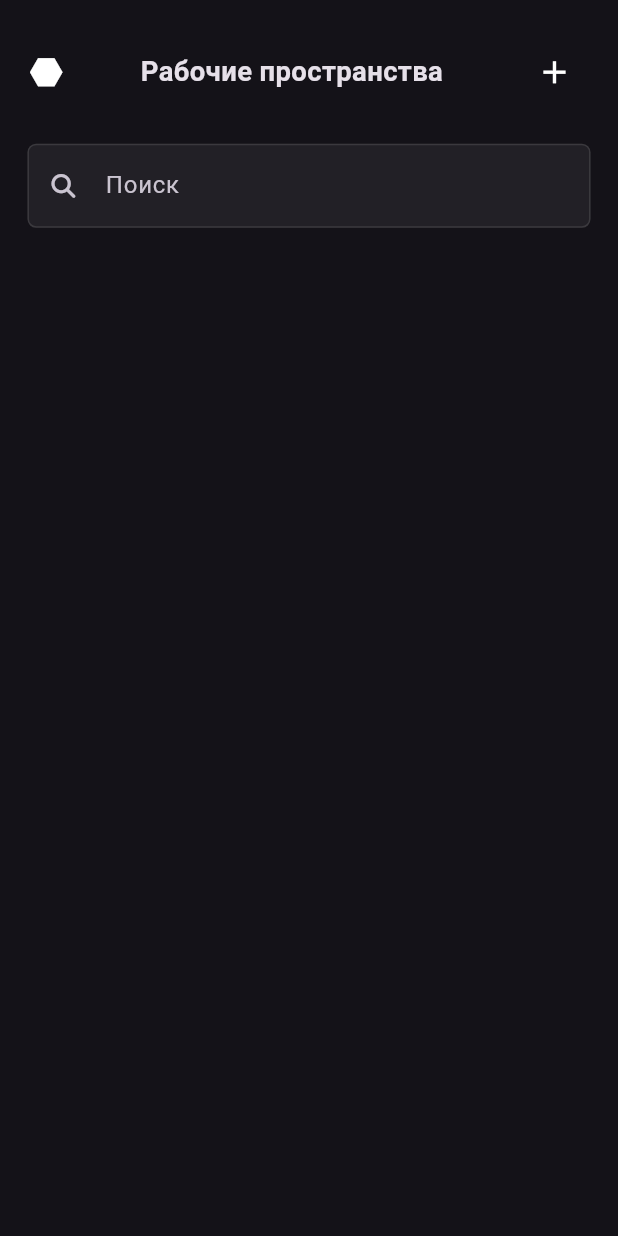
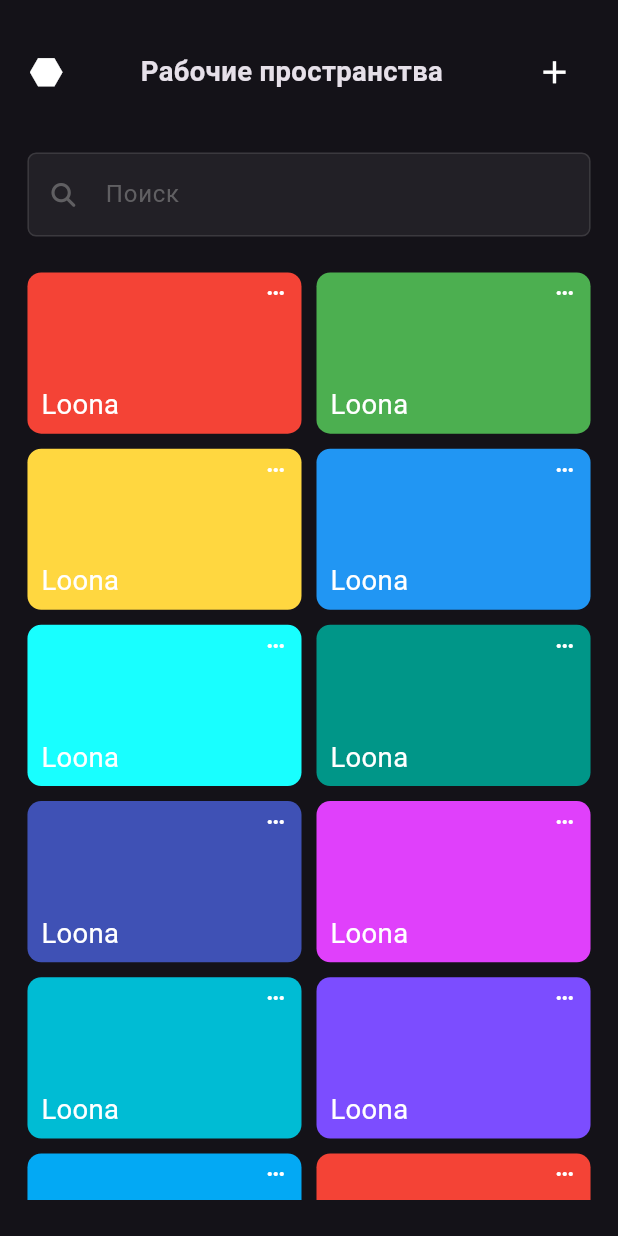
Before and after one commit to Ahmedyehia122/Test.Ru, a Flutter app: the screen it shows after launch, on a phone screen of 412 x 824 dp. Run offline on Flutter 3.47's test engine with Material 3 defaults, Android fonts, the phone set to English and light mode, and no system bars; our stand-ins replace flutter_screenutil, font_awesome_flutter.

Commit message:
home page ui done

```diff
--- a/lib/features/home/presentation/views/home_view.dart
+++ b/lib/features/home/presentation/views/home_view.dart
@@ -6,8 +6,8 @@ class HomeView extends StatelessWidget {
 
   @override
   Widget build(BuildContext context) {
-    return Scaffold(
-      body: const HomeViewBody(),
+    return const Scaffold(
+      body: HomeViewBody(),
     );
   }
 }
--- /dev/null
+++ b/lib/features/home/presentation/widgets/custom_card_item.dart
@@ -0,0 +1,48 @@
+import 'package:flutter/material.dart';
+import 'package:flutter_screenutil/flutter_screenutil.dart';
+
+class CustomCardItem extends StatelessWidget {
+  const CustomCardItem({super.key, required this.color});
+  final Color color;
+
+  @override
+  Widget build(BuildContext context) {
+    return Container(
+      padding: EdgeInsets.symmetric(
+        horizontal: 8.w,
+        vertical: 5.h,
+      ),
+      height: 100.h,
+      width: 180.w,
+      alignment: Alignment.bottomLeft,
+      decoration: BoxDecoration(
+        color: color,
+        borderRadius: BorderRadius.circular(
+          8.r,
+        ),
+      ),
+      child: Column(
+        mainAxisAlignment: MainAxisAlignment.spaceBetween,
+        children: [
+          const Align(
+            alignment: Alignment.topRight,
+            child: Icon(
+              Icons.more_horiz,
+              size: 16,
+            ),
+          ),
+          Align(
+            alignment: Alignment.bottomLeft,
+            child: Text(
+              'Loona',
+              style: TextStyle(
+                fontSize: 16.sp,
+                color: Colors.white,
+              ),
+            ),
+          ),
+        ],
+      ),
+    );
+  }
+}
--- a/lib/features/home/presentation/widgets/custom_text_field.dart
+++ b/lib/features/home/presentation/widgets/custom_text_field.dart
@@ -9,11 +9,19 @@ class CustomTextField extends StatelessWidget {
   Widget build(BuildContext context) {
     return TextFormField(
       decoration: InputDecoration(
-        prefixIcon: const Icon(
+        prefixIcon: Icon(
           FontAwesomeIcons.magnifyingGlass,
           size: 16,
+          color: Colors.grey.withOpacity(
+            .5,
+          ),
         ),
         hintText: 'Поиск',
+        hintStyle: TextStyle(
+          color: Colors.grey.withOpacity(
+            .5,
+          ),
+        ),
         filled: true,
         fillColor: Colors.grey.withOpacity(.1),
         enabledBorder: buildBorder(),
--- /dev/null
+++ b/lib/features/home/presentation/widgets/grid_view_items.dart
@@ -0,0 +1,38 @@
+import 'package:flutter/material.dart';
+import 'package:test_ru/features/home/presentation/widgets/custom_card_item.dart';
+
+class GridViewItems extends StatelessWidget {
+  const GridViewItems({super.key});
+
+  @override
+  Widget build(BuildContext context) {
+    List colors = [
+      Colors.red,
+      Colors.green,
+      Colors.amberAccent,
+      Colors.blue,
+      Colors.cyanAccent,
+      Colors.teal,
+      Colors.indigo,
+      Colors.purpleAccent,
+      Colors.cyan,
+      Colors.deepPurpleAccent,
+      Colors.lightBlue,
+    ];
+
+    return GridView.builder(
+      gridDelegate: const SliverGridDelegateWithFixedCrossAxisCount(
+        crossAxisCount: 2,
+        childAspectRatio: 1.7,
+        crossAxisSpacing: 10,
+        mainAxisSpacing: 10,
+      ),
+      itemCount: 50,
+      itemBuilder: (BuildContext context, int index) {
+        return CustomCardItem(
+          color: colors[index % colors.length],
+        );
+      },
+    );
+  }
+}
--- a/lib/features/home/presentation/widgets/home_view_body.dart
+++ b/lib/features/home/presentation/widgets/home_view_body.dart
@@ -2,6 +2,7 @@ import 'package:flutter/material.dart';
 import 'package:flutter_screenutil/flutter_screenutil.dart';
 import 'package:test_ru/features/home/presentation/widgets/custom_app_bar.dart';
 import 'package:test_ru/features/home/presentation/widgets/custom_text_field.dart';
+import 'package:test_ru/features/home/presentation/widgets/grid_view_items.dart';
 
 class HomeViewBody extends StatelessWidget {
   const HomeViewBody({super.key});
@@ -18,9 +19,15 @@ class HomeViewBody extends StatelessWidget {
           children: [
             const CustomAppBar(),
             SizedBox(
+              height: 25.h,
+            ),
+            const CustomTextField(),
+            SizedBox(
               height: 20.h,
             ),
-            CustomTextField()
+            const Expanded(
+              child: GridViewItems(),
+            )
           ],
         ),
       ),
```
